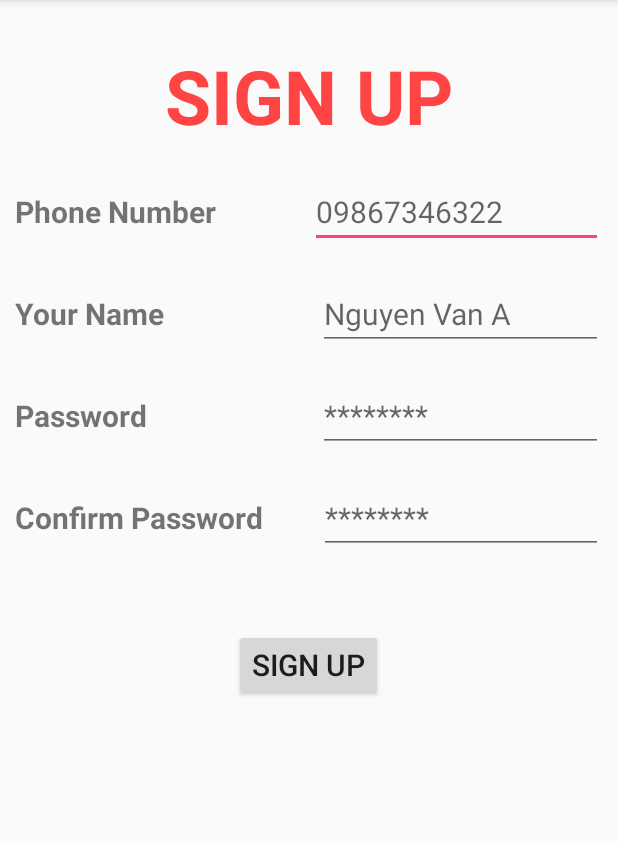
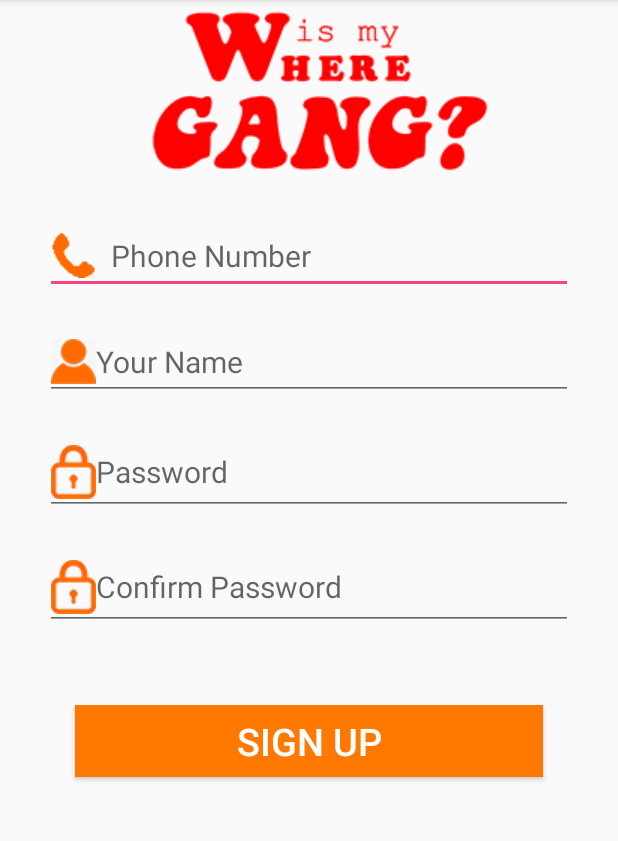
Before and after one commit to 51403223/WhereMyGang, an Android app: the SignUpActivity screen opened directly, with no data from a screen before it, on a phone screen of 412 x 824 dp, the part 84-925 px from its top. Run offline under Robolectric (Android 15) with nearby library versions, the phone set to English and light mode, and no system bars; our stand-ins replace Volley; network calls fail.

Commit message:
-merge GUI from Phat's code

```diff
--- a/app/src/main/res/layout/login.xml
+++ b/app/src/main/res/layout/login.xml
@@ -2,36 +2,44 @@
 <LinearLayout xmlns:android="http://schemas.android.com/apk/res/android"
     xmlns:app="http://schemas.android.com/apk/res-auto"
     android:orientation="vertical"
+    android:layout_width="match_parent"
+    android:layout_height="match_parent">
+    <ImageView
+        android:layout_marginTop="50dp"
+        android:layout_gravity="center"
+        android:id="@+id/logo"
+        android:layout_width="wrap_content"
+        android:layout_height="wrap_content"
+        app:srcCompat="@drawable/logoapp_250"
+        />
+    <LinearLayout
+        android:layout_marginTop="-40dp"
+        android:id="@+id/aaa"
         android:gravity="center"
+        android:orientation="vertical"
         android:layout_width="match_parent"
         android:layout_height="match_parent">
 
-    <ImageView
-        android:id="@+id/logo"
+        <EditText
+            android:drawableLeft="@drawable/ic_phone"
+            android:id="@+id/txtPhoneNumber"
             android:layout_width="match_parent"
             android:layout_height="wrap_content"
-        app:srcCompat="@drawable/logo" />
-
-    <EditText
-
-        android:id="@+id/txtPhoneNumber"
-        android:textSize="20dp"
-        android:layout_width="match_parent"
-        android:layout_height="wrap_content"
-        android:layout_marginLeft="40dp"
-        android:layout_marginRight="40dp"
+            android:layout_marginLeft="30dp"
+            android:layout_marginRight="30dp"
+            android:layout_marginTop="30dp"
             android:inputType="phone"
             android:hint="@string/phone_number_text"
-
             />
         <EditText
+            android:drawableLeft="@drawable/ic_password"
             android:layout_marginTop="30dp"
             android:id="@+id/txtPassword"
             android:textSize="20dp"
             android:layout_width="match_parent"
             android:layout_height="wrap_content"
-        android:layout_marginLeft="40dp"
-        android:layout_marginRight="40dp"
+            android:layout_marginLeft="30dp"
+            android:layout_marginRight="30dp"
             android:inputType="textPassword"
             android:hint="@string/password_text"
             />
@@ -46,21 +54,23 @@
             android:layout_marginTop="10dp"
             android:checked="false"/>
         <Button
-        android:layout_marginTop="30dp"
+            android:background="@color/orange"
+            android:textColor="@color/white"
+            android:layout_marginTop="40dp"
             android:id="@+id/btnLogin"
-        android:text="login"
+            android:text="@string/login_text"
+            android:textSize="25dp"
             android:layout_width="wrap_content"
             android:layout_height="wrap_content"
             />
         <TextView
-        android:layout_marginTop="20dp"
+            android:layout_marginTop="10dp"
             android:id="@+id/txtsignup"
             android:text="@string/sign_up_underline_text"
             android:textSize="17dp"
-
             android:textColor="@color/colorPrimary"
             android:layout_width="wrap_content"
             android:layout_height="wrap_content" />
-
+    </LinearLayout>
 
 </LinearLayout>
--- a/app/src/main/res/layout/signup.xml
+++ b/app/src/main/res/layout/signup.xml
@@ -5,120 +5,70 @@
     android:layout_width="match_parent"
     android:layout_height="match_parent">
 
-    <TextView
-        android:layout_marginTop="30dp"
-        android:layout_gravity="center"
-        android:text="SIGN UP"
-        android:textSize="50dp"
-        android:textStyle="bold"
-        android:textColor="@android:color/holo_red_light"
-        android:layout_width="wrap_content"
-        android:layout_height="wrap_content" />
+      <ImageView
+          android:layout_gravity="center"
+          android:layout_width="wrap_content"
+          android:layout_height="wrap_content"
+          android:background="@drawable/logoapp_250"
+          />
+        <EditText
+            android:layout_marginTop="20dp"
+            android:layout_marginLeft="30dp"
+            android:layout_marginRight="30dp"
+            android:layout_marginBottom="20dp"
+            android:id="@+id/phoneSignUp"
+            android:textSize="20dp"
+            android:layout_width="match_parent"
+            android:layout_height="wrap_content"
+            android:hint="@string/phone_number_text"
+	        android:inputType="phone"
+            android:drawableLeft="@drawable/ic_phone"
+            android:drawablePadding="10dp" />
+        <EditText
+            android:layout_marginLeft="30dp"
+            android:layout_marginRight="30dp"
+            android:layout_marginBottom="20dp"
+            android:id="@+id/nickname"
+            android:textSize="20dp"
+            android:layout_width="match_parent"
+            android:layout_height="wrap_content"
+            android:drawableLeft="@drawable/ic_name"
+            android:hint="@string/your_name_text"/>
+        <EditText
 
-    <LinearLayout
-        android:layout_marginTop="20dp"
-        android:orientation="horizontal"
-        android:layout_width="match_parent"
-        android:layout_height="wrap_content">
-        <TextView
-            android:textStyle="bold"
-            android:layout_marginLeft="10dp"
+            android:layout_marginLeft="30dp"
+            android:layout_marginRight="30dp"
+            android:layout_marginBottom="20dp"
+            android:id="@+id/pass"
             android:textSize="20dp"
-            android:layout_weight="1"
-            android:text="@string/phone_number_text"
-            android:layout_width="wrap_content"
-            android:layout_height="wrap_content" />
-
-        <EditText
-            android:id="@+id/phoneSignUp"
-            android:layout_width="wrap_content"
-            android:layout_height="wrap_content"
-            android:layout_marginRight="10dp"
-            android:layout_weight="1"
-            android:inputType="phone"
-            android:hint="09867346322"
-            android:textSize="20dp" />
-    </LinearLayout>
-
-    <LinearLayout
-        android:layout_marginTop="20dp"
-        android:orientation="horizontal"
-        android:layout_width="match_parent"
-        android:layout_height="wrap_content">
-        <TextView
-            android:textStyle="bold"
-            android:layout_marginLeft="10dp"
-            android:textSize="20dp"
-            android:layout_weight="1"
-            android:text="@string/your_name_text"
-            android:layout_width="wrap_content"
-            android:layout_height="wrap_content" />
-        <EditText
-            android:layout_marginLeft="45dp"
-            android:id="@+id/nickname"
-            android:layout_marginRight="10dp"
-            android:textSize="20dp"
-            android:layout_weight="1"
-            android:layout_width="wrap_content"
-            android:layout_height="wrap_content"
-            android:hint="Nguyen Van A"/>
-    </LinearLayout>
-    <LinearLayout
-        android:layout_marginTop="20dp"
-        android:orientation="horizontal"
-        android:layout_width="match_parent"
-        android:layout_height="wrap_content">
-        <TextView
-            android:textStyle="bold"
-            android:layout_marginLeft="10dp"
-            android:textSize="20dp"
-            android:layout_weight="1"
-            android:text="@string/password_text"
-            android:layout_width="wrap_content"
-            android:layout_height="wrap_content" />
-        <EditText
-            android:layout_marginLeft="85dp"
-            android:id="@+id/pass"
-            android:layout_marginRight="10dp"
-            android:textSize="20dp"
-            android:layout_weight="1"
-            android:layout_width="wrap_content"
+            android:layout_width="match_parent"
             android:layout_height="wrap_content"
             android:inputType="textPassword"
-            android:hint="********                  "/>
-    </LinearLayout>
+            android:drawableLeft="@drawable/ic_password"
+            android:hint="@string/password_text"/>
 
-    <LinearLayout
-        android:layout_marginTop="20dp"
-        android:orientation="horizontal"
-        android:layout_width="match_parent"
-        android:layout_height="wrap_content">
-        <TextView
-            android:textStyle="bold"
-            android:layout_marginLeft="10dp"
-            android:textSize="20dp"
-            android:layout_weight="1"
-            android:text="@string/confirm_password_text"
-            android:layout_width="wrap_content"
-            android:layout_height="wrap_content" />
-        <EditText
-            android:layout_marginLeft="10dp"
+    <EditText
             android:id="@+id/confirmPass"
-            android:layout_marginRight="10dp"
-            android:textSize="20dp"
-            android:layout_weight="1"
-            android:layout_width="wrap_content"
+            android:layout_width="match_parent"
             android:layout_height="wrap_content"
+            android:layout_marginBottom="20dp"
+            android:layout_marginLeft="30dp"
+            android:layout_marginRight="30dp"
+            android:drawableLeft="@drawable/ic_password"
+            android:hint="@string/confirm_password_text"
             android:inputType="textPassword"
-            android:hint="********                  "/>
-    </LinearLayout>
+            android:textSize="20dp" />
 
     <Button
-        android:layout_gravity="center"
-        android:layout_marginTop="50dp"
-        android:id="@+id/btnSignUp"
-        android:text="SIGN UP"
-        android:textSize="20dp"
-        android:layout_width="wrap_content"
-        android:layout_height="wrap_content" />
+            android:background="@color/orange"
+            android:layout_marginTop="30dp"
+            android:layout_marginLeft="50dp"
+            android:layout_marginRight="50dp"
+            android:textColor="@color/white"
+            android:shadowColor="@color/white"
+            android:id="@+id/btnSignUp"
+            android:text="@string/sign_up_text"
+            android:textSize="25dp"
+            android:layout_width="match_parent"
+            android:layout_height="wrap_content" />
 </LinearLayout>
--- a/app/src/main/res/values/colors.xml
+++ b/app/src/main/res/values/colors.xml
@@ -5,4 +5,6 @@
     <color name="colorAccent">#FF4081</color>
     <color name="colorRedPink">#fa8383</color>
     <color name="editTextDefaultBackground"></color>
+    <color name="orange">#ff7800</color>
+    <color name="white">#ffffff</color>
 </resources>
--- a/app/src/main/res/values/strings.xml
+++ b/app/src/main/res/values/strings.xml
@@ -20,6 +20,8 @@
     <string name="sign_up_underline_text">
         <u>SIGN UP</u>
     </string>
+    <string name="sign_up_text">Sign up</string>
+    <string name="login_text">Login</string>
     <string name="phone_number_text">Phone Number</string>
     <string name="your_name_text">Your Name</string>
     <string name="password_text">Password</string>
```
Also changed, not shown: app/src/main/res/drawable/avatar.png (deleted), app/src/main/res/drawable/ic_name.png (added), app/src/main/res/drawable/ic_password.png (added), app/src/main/res/drawable/ic_phone.png (added), app/src/main/res/drawable/logo.png (deleted), app/src/main/res/drawable/logoapp_250.png (added). Lines whose indentation alone changed are shown as unchanged.
